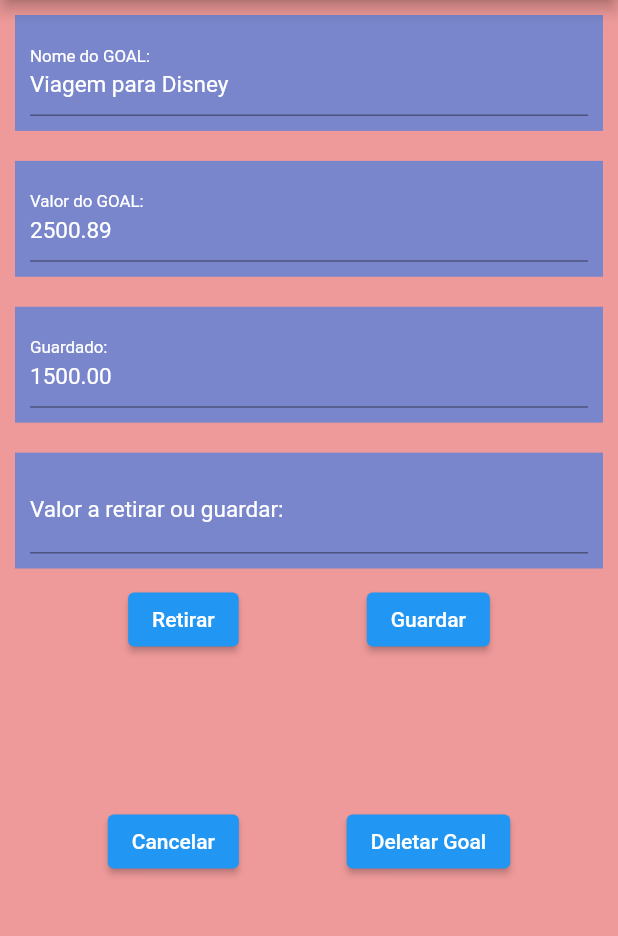
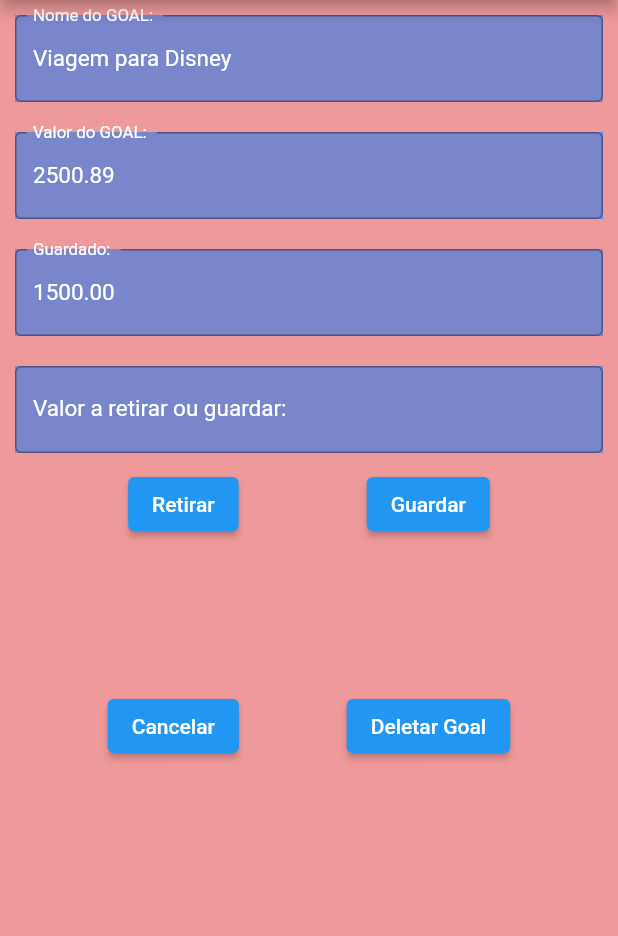
Before and after one commit to RichbertOliveira/GOALS, a Flutter app: the _EditGoalsState screen opened directly, on a phone screen of 412 x 824 dp, the part 84-1020 px from its top. Run offline on Flutter 3.47's test engine with Material 2 defaults, Android fonts, the light colour scheme and no system bars; our stand-ins replace email_validator.

Commit message:
Padronização no estilo de campos

```diff
--- a/codigo/lib/Goals.dart
+++ b/codigo/lib/Goals.dart
@@ -15,6 +15,7 @@ class Goals extends StatelessWidget {
       borderRadius: BorderRadius.all(Radius.circular(2)),
     ),
   );
+
 
   @override
   Widget build(BuildContext context) {
@@ -75,7 +76,6 @@ class Goals extends StatelessWidget {
               alignment: Alignment.center,
               margin: const EdgeInsets.all(10.0),
               color: Colors.indigo[300],
-              padding: const EdgeInsets.all(10.0),
               height: 100,
               width: 600,
               child: const Text(
@@ -119,13 +119,13 @@ class _CadGoalsState extends StatelessWidget {
               alignment: Alignment.center,
               margin: const EdgeInsets.all(10.0),
               color: Colors.indigo[300],
-              padding: const EdgeInsets.all(10.0),
               child: TextFormField(
                 style: const TextStyle(fontSize: 15, color: Colors.white),
                 keyboardType: TextInputType.text,
                 decoration: const InputDecoration(
                   labelText: "Nome do GOAL: ",
                   labelStyle: TextStyle(fontSize: 15, color: Colors.white),
+                  border: OutlineInputBorder(),
                 ),
                 validator: (String? nomeGoal) {
                   if(nomeGoal == null || nomeGoal == '') {
@@ -140,7 +140,6 @@ class _CadGoalsState extends StatelessWidget {
               alignment: Alignment.center,
               margin: const EdgeInsets.all(10.0),
               color: Colors.indigo[300],
-              padding: const EdgeInsets.all(10.0),
               child: TextFormField(
                 keyboardType: TextInputType.number,
                 style: const TextStyle(fontSize: 15, color: Colors.white),
@@ -150,6 +149,7 @@ class _CadGoalsState extends StatelessWidget {
                 decoration: const InputDecoration(
                   labelText: "Valor do GOAL: ",
                   labelStyle: TextStyle(fontSize: 15, color: Colors.white),
+                  border: OutlineInputBorder(),
                 ),
                 validator: (String? nomeGoal) {
                   if(nomeGoal == null || nomeGoal == '') {
@@ -201,7 +201,6 @@ class _EditGoalsState extends StatelessWidget {
               alignment: Alignment.center,
               margin: const EdgeInsets.all(10.0),
               color: Colors.indigo[300],
-              padding: const EdgeInsets.all(10.0),
               child: TextFormField(
                 initialValue: "Viagem para Disney",
                 style: const TextStyle(fontSize: 15, color: Colors.white),
@@ -209,6 +208,7 @@ class _EditGoalsState extends StatelessWidget {
                 decoration: const InputDecoration(
                   labelText: "Nome do GOAL: ",
                   labelStyle: TextStyle(fontSize: 15, color: Colors.white),
+                  border: OutlineInputBorder(),
                 ),
                 validator: (String? nomeGoal) {
                   if(nomeGoal == null || nomeGoal == '') {
@@ -223,7 +223,6 @@ class _EditGoalsState extends StatelessWidget {
               alignment: Alignment.center,
               margin: const EdgeInsets.all(10.0),
               color: Colors.indigo[300],
-              padding: const EdgeInsets.all(10.0),
               child: TextFormField(
                 initialValue: "2500.89",
                 keyboardType: TextInputType.number,
@@ -231,6 +230,7 @@ class _EditGoalsState extends StatelessWidget {
                 decoration: const InputDecoration(
                   labelText: "Valor do GOAL: ",
                   labelStyle: TextStyle(fontSize: 15, color: Colors.white),
+                  border: OutlineInputBorder(),
                 ),
                 validator: (String? nomeGoal) {
                   if(nomeGoal == null || nomeGoal == '') {
@@ -245,7 +245,6 @@ class _EditGoalsState extends StatelessWidget {
               alignment: Alignment.center,
               margin: const EdgeInsets.all(10.0),
               color: Colors.indigo[300],
-              padding: const EdgeInsets.all(10.0),
               child: TextFormField(
                 initialValue: "1500.00",
                 keyboardType: TextInputType.number,
@@ -254,6 +253,7 @@ class _EditGoalsState extends StatelessWidget {
                 decoration: const InputDecoration(
                   labelText: "Guardado: ",
                   labelStyle: TextStyle(fontSize: 15, color: Colors.white),
+                  border: OutlineInputBorder(),
                 ),
               ),
             ),
@@ -261,7 +261,6 @@ class _EditGoalsState extends StatelessWidget {
               alignment: Alignment.center,
               margin: const EdgeInsets.all(10.0),
               color: Colors.indigo[300],
-              padding: const EdgeInsets.all(10.0),
               child: TextFormField(
                 keyboardType: TextInputType.number,
                 style: const TextStyle(fontSize: 15, color: Colors.white),
@@ -271,6 +270,7 @@ class _EditGoalsState extends StatelessWidget {
                 decoration: const InputDecoration(
                   labelText: "Valor a retirar ou guardar: ",
                   labelStyle: TextStyle(fontSize: 15, color: Colors.white),
+                  border: OutlineInputBorder(),
                 ),
               ),
             ),
```
